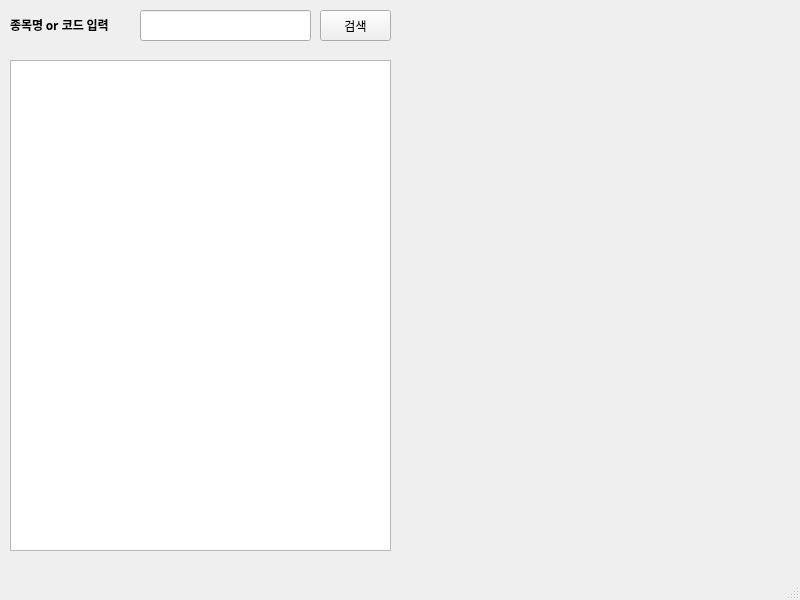
Qt form 글로벌 뉴스/main_window.ui (kjahoo/MiraePy) before a commit.
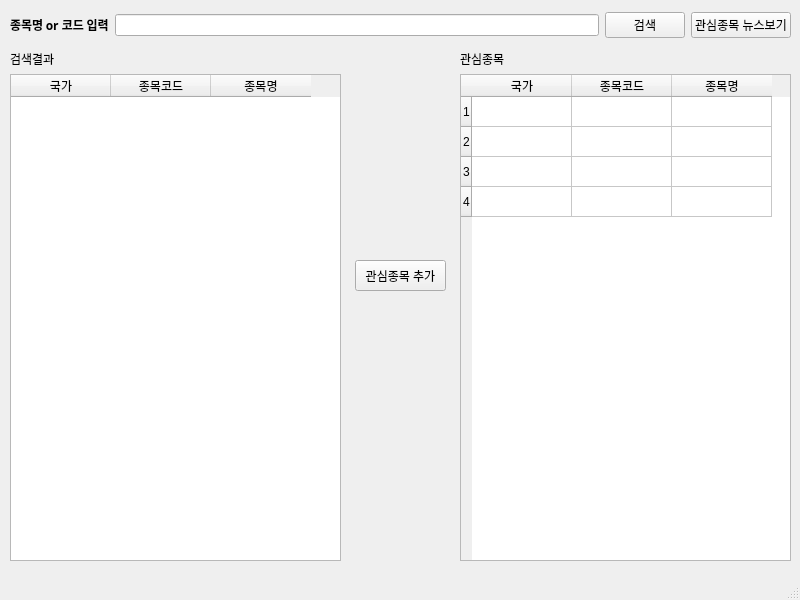
The same form after that commit.

```diff
--- a/글로벌 뉴스/main_window.ui
+++ b/글로벌 뉴스/main_window.ui
@@ -20,12 +20,12 @@
    <double>1.000000000000000</double>
   </property>
   <widget class="QWidget" name="centralwidget">
-   <widget class="QLineEdit" name="StockEdit">
+   <widget class="QPushButton" name="addBtn">
     <property name="geometry">
      <rect>
-      <x>140</x>
-      <y>10</y>
-      <width>171</width>
+      <x>355</x>
+      <y>260</y>
+      <width>91</width>
       <height>31</height>
      </rect>
     </property>
@@ -33,54 +33,160 @@
      <string/>
     </property>
     <property name="text">
-     <string/>
+     <string>관심종목 추가</string>
     </property>
    </widget>
-   <widget class="QPushButton" name="searchBtn">
+   <widget class="QWidget" name="horizontalLayoutWidget_2">
     <property name="geometry">
      <rect>
-      <x>320</x>
-      <y>10</y>
-      <width>71</width>
-      <height>31</height>
+      <x>10</x>
+      <y>0</y>
+      <width>781</width>
+      <height>51</height>
      </rect>
     </property>
-    <property name="text">
-     <string>검색</string>
-    </property>
+    <layout class="QHBoxLayout" name="horizontalLayout">
+     <item>
+      <widget class="QLabel" name="label">
+       <property name="font">
+        <font>
+         <family>돋움</family>
+         <weight>75</weight>
+         <bold>true</bold>
+        </font>
+       </property>
+       <property name="text">
+        <string>종목명 or 코드 입력</string>
+       </property>
+       <property name="textFormat">
+        <enum>Qt::RichText</enum>
+       </property>
+      </widget>
+     </item>
+     <item>
+      <widget class="QLineEdit" name="stockEdit">
+       <property name="whatsThis">
+        <string/>
+       </property>
+       <property name="text">
+        <string/>
+       </property>
+      </widget>
+     </item>
+     <item>
+      <widget class="QPushButton" name="searchBtn">
+       <property name="text">
+        <string>검색</string>
+       </property>
+      </widget>
+     </item>
+     <item>
+      <widget class="QPushButton" name="exeBtn">
+       <property name="text">
+        <string>관심종목 뉴스보기</string>
+       </property>
+      </widget>
+     </item>
+    </layout>
    </widget>
-   <widget class="QLabel" name="label">
+   <widget class="QWidget" name="verticalLayoutWidget">
     <property name="geometry">
      <rect>
       <x>10</x>
-      <y>10</y>
-      <width>121</width>
-      <height>31</height>
+      <y>50</y>
+      <width>331</width>
+      <height>511</height>
      </rect>
     </property>
-    <property name="font">
-     <font>
-      <family>돋움</family>
-      <weight>75</weight>
-      <bold>true</bold>
-     </font>
-    </property>
-    <property name="text">
-     <string>종목명 or 코드 입력</string>
-    </property>
-    <property name="textFormat">
-     <enum>Qt::RichText</enum>
-    </property>
+    <layout class="QVBoxLayout" name="verticalLayout">
+     <item>
+      <widget class="QLabel" name="label_2">
+       <property name="text">
+        <string>검색결과</string>
+       </property>
+      </widget>
+     </item>
+     <item>
+      <widget class="QTableWidget" name="resultWidget">
+       <property name="acceptDrops">
+        <bool>false</bool>
+       </property>
+       <column>
+        <property name="text">
+         <string>국가</string>
+        </property>
+       </column>
+       <column>
+        <property name="text">
+         <string>종목코드</string>
+        </property>
+       </column>
+       <column>
+        <property name="text">
+         <string>종목명</string>
+        </property>
+       </column>
+      </widget>
+     </item>
+    </layout>
    </widget>
-   <widget class="QColumnView" name="columnView">
+   <widget class="QWidget" name="verticalLayoutWidget_2">
     <property name="geometry">
      <rect>
-      <x>10</x>
-      <y>60</y>
-      <width>381</width>
-      <height>491</height>
+      <x>460</x>
+      <y>50</y>
+      <width>331</width>
+      <height>511</height>
      </rect>
     </property>
+    <layout class="QVBoxLayout" name="verticalLayout_2">
+     <item>
+      <widget class="QLabel" name="label_3">
+       <property name="text">
+        <string>관심종목</string>
+       </property>
+      </widget>
+     </item>
+     <item>
+      <widget class="QTableWidget" name="resultWidget_2">
+       <row>
+        <property name="text">
+         <string>1</string>
+        </property>
+       </row>
+       <row>
+        <property name="text">
+         <string>2</string>
+        </property>
+       </row>
+       <row>
+        <property name="text">
+         <string>3</string>
+        </property>
+       </row>
+       <row>
+        <property name="text">
+         <string>4</string>
+        </property>
+       </row>
+       <column>
+        <property name="text">
+         <string>국가</string>
+        </property>
+       </column>
+       <column>
+        <property name="text">
+         <string>종목코드</string>
+        </property>
+       </column>
+       <column>
+        <property name="text">
+         <string>종목명</string>
+        </property>
+       </column>
+      </widget>
+     </item>
+    </layout>
    </widget>
   </widget>
   <widget class="QMenuBar" name="menubar">
```
Left out of the diff: 85 changed lines with no effect on the pictures.
